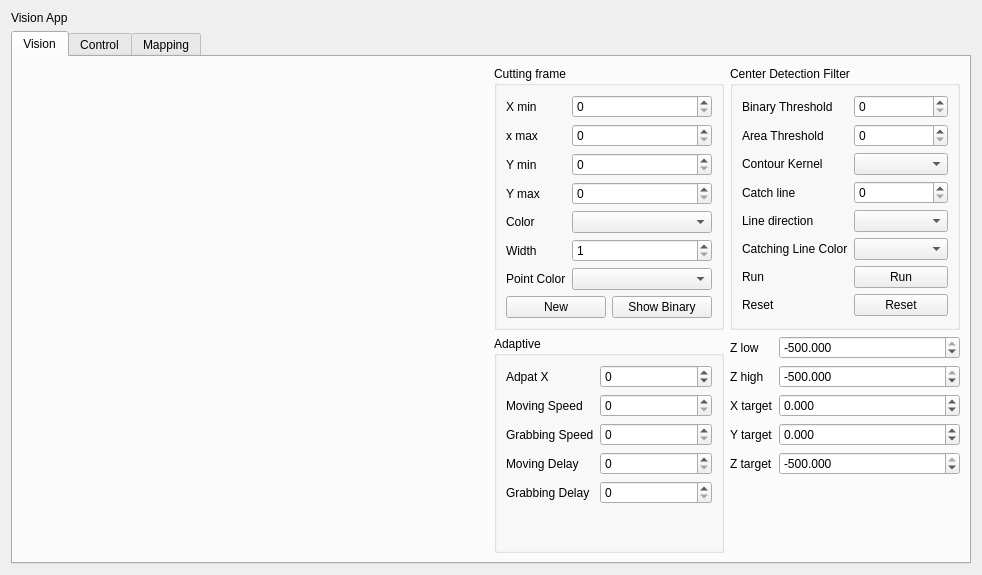
Qt form ui_files/full_project_widget.ui (ngxuanhieu123/delta-robot-communication) before a commit.
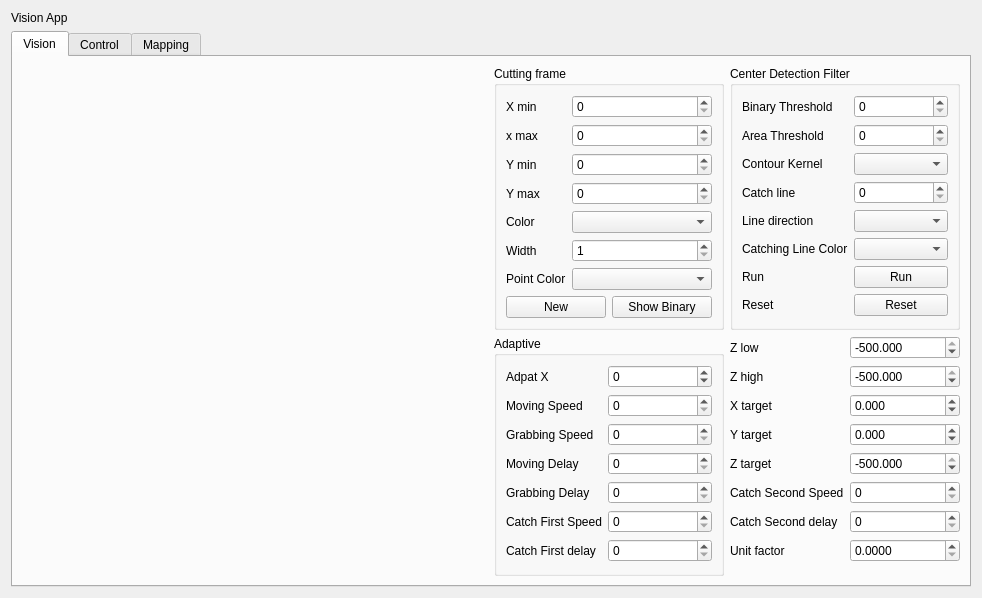
The same form after that commit. Custom widgets are drawn as their Qt base class.

The edit to the form file:
```diff
--- a/ui_files/full_project_widget.ui
+++ b/ui_files/full_project_widget.ui
@@ -46,7 +46,7 @@
             </widget>
            </item>
            <item>
-            <layout class="QGridLayout" name="gridLayout_20">
+            <layout class="QGridLayout" name="gridLayout_20" rowstretch="1,1" columnstretch="1,1" rowminimumheight="1,1" columnminimumwidth="1,1">
              <item row="0" column="0">
               <widget class="QGroupBox" name="groupBox_9">
                <property name="title">
@@ -376,6 +376,40 @@
                     </property>
                    </widget>
                   </item>
+                  <item row="5" column="0">
+                   <widget class="QLabel" name="label_71">
+                    <property name="text">
+                     <string>Catch First Speed</string>
+                    </property>
+                   </widget>
+                  </item>
+                  <item row="6" column="0">
+                   <widget class="QLabel" name="label_72">
+                    <property name="text">
+                     <string>Catch First delay</string>
+                    </property>
+                   </widget>
+                  </item>
+                  <item row="5" column="1">
+                   <widget class="SpinBox" name="catch_first_speed">
+                    <property name="maximum">
+                     <number>1000</number>
+                    </property>
+                    <property name="singleStep">
+                     <number>100</number>
+                    </property>
+                   </widget>
+                  </item>
+                  <item row="6" column="1">
+                   <widget class="SpinBox" name="catch_first_delay">
+                    <property name="maximum">
+                     <number>5000</number>
+                    </property>
+                    <property name="singleStep">
+                     <number>500</number>
+                    </property>
+                   </widget>
+                  </item>
                  </layout>
                 </item>
                </layout>
@@ -498,6 +532,57 @@
                  </property>
                 </widget>
                </item>
+               <item row="6" column="0">
+                <widget class="QLabel" name="label_73">
+                 <property name="text">
+                  <string>Catch Second Speed</string>
+                 </property>
+                </widget>
+               </item>
+               <item row="7" column="0">
+                <widget class="QLabel" name="label_74">
+                 <property name="text">
+                  <string>Catch Second delay</string>
+                 </property>
+                </widget>
+               </item>
+               <item row="6" column="1">
+                <widget class="SpinBox" name="catch_second_speed">
+                 <property name="maximum">
+                  <number>1000</number>
+                 </property>
+                 <property name="singleStep">
+                  <number>100</number>
+                 </property>
+                </widget>
+               </item>
+               <item row="7" column="1">
+                <widget class="SpinBox" name="catch_second_delay">
+                 <property name="maximum">
+                  <number>5000</number>
+                 </property>
+                 <property name="singleStep">
+                  <number>500</number>
+                 </property>
+                </widget>
+               </item>
+               <item row="8" column="0">
+                <widget class="QLabel" name="label_75">
+                 <property name="text">
+                  <string>Unit factor</string>
+                 </property>
+                </widget>
+               </item>
+               <item row="8" column="1">
+                <widget class="DoubleSpinBox" name="unit_factor">
+                 <property name="decimals">
+                  <number>4</number>
+                 </property>
+                 <property name="maximum">
+                  <double>50.000000000000000</double>
+                 </property>
+                </widget>
+               </item>
               </layout>
              </item>
             </layout>
```
